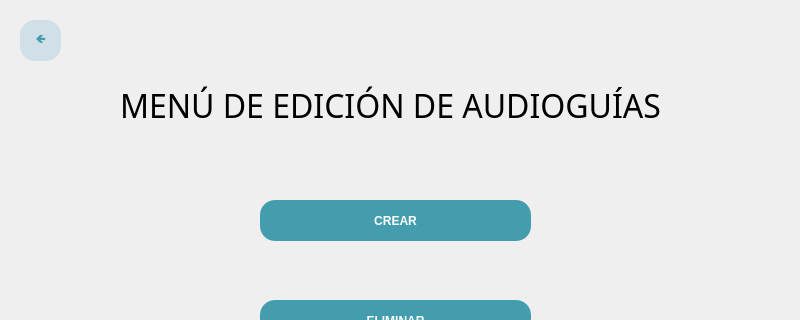
eperec03/museo, file src/vista/ui/MenuEdicionAudioguias.ui: the form before one commit; both pictures show x 0 to 800 and y 0 to 320 of the 800 by 600 pixel window.
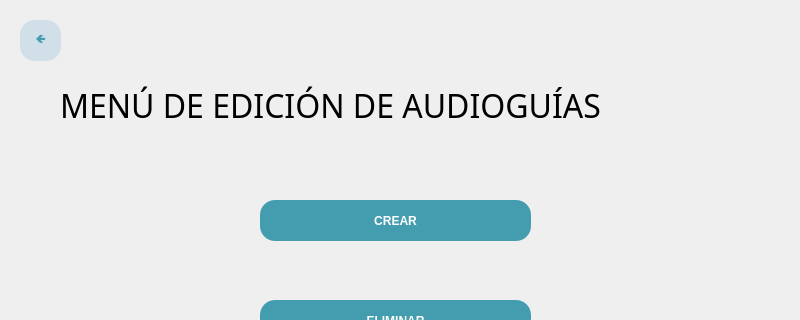
The form after the commit.

Patch:
```diff
--- a/src/vista/ui/MenuEdicionAudioguias.ui
+++ b/src/vista/ui/MenuEdicionAudioguias.ui
@@ -407,9 +407,9 @@
    <widget class="QLabel" name="Titulo">
     <property name="geometry">
      <rect>
-      <x>120</x>
+      <x>60</x>
       <y>60</y>
-      <width>571</width>
+      <width>701</width>
       <height>91</height>
      </rect>
     </property>
```
Left out of the diff: 112 changed lines with no effect on the pictures.
